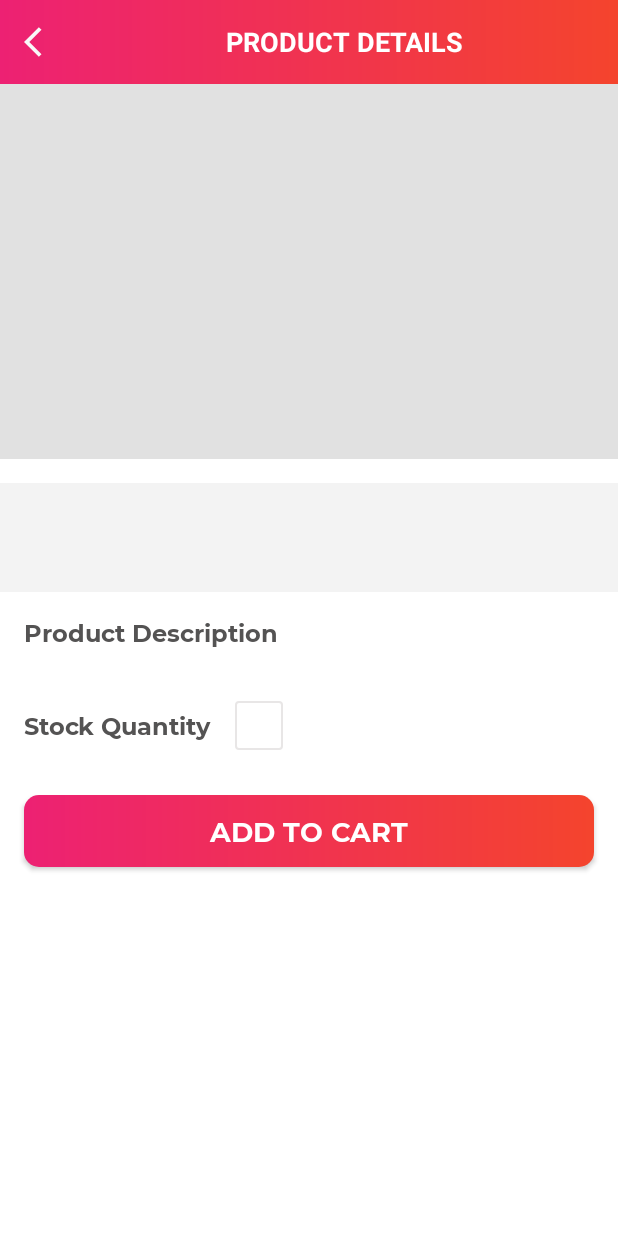
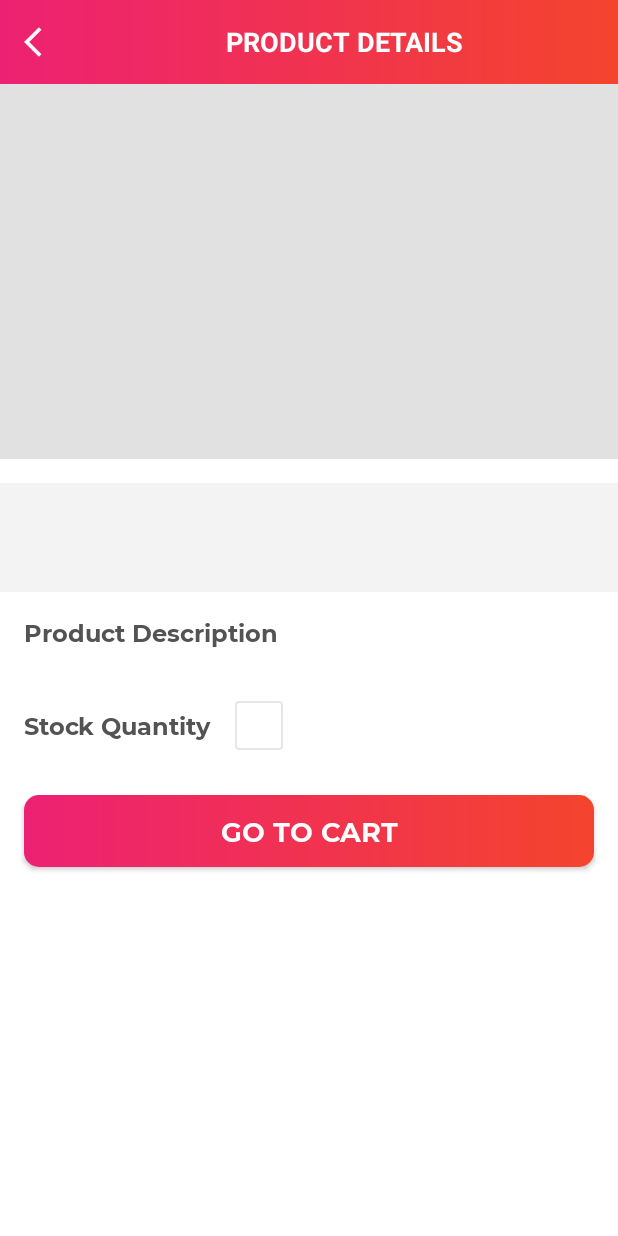
Before and after one commit to KyleGilmartin/ShopApp, an Android app: the ProductDetailsActivity screen opened directly, with no data from a screen before it, after a tap on "ADD TO CART", on a phone screen of 412 x 824 dp. Run offline under Robolectric (Android 15) with nearby library versions, the phone set to English and light mode, and no system bars; our stand-ins replace Firebase (no records; nobody signed in at launch, a user with empty details on screens opened directly); 2 statements that could not run were skipped.

Commit message:
added the cart ui

```diff
--- a/app/src/main/java/edu/kylegilmartin/shopapp/widgets/Constants.kt
+++ b/app/src/main/java/edu/kylegilmartin/shopapp/widgets/Constants.kt
@@ -33,6 +33,7 @@ object Constants {
     const val EXTRA_PRODUCT_OWNER_ID:String = "extra_product_owner_id"
     const val DEFAULT_CART_QUANTITY:String = "1"
     const val CART_ITEMS:String = "cart_items"
+    const val PRODUCT_ID:String = "product_id"
 
 
     fun showImageChoosen(activity: Activity){
--- /dev/null
+++ b/app/src/main/res/drawable/ic_vetor_cart.xml
@@ -0,0 +1,5 @@
+<vector android:height="24dp" android:tint="#F8F8F8"
+    android:viewportHeight="24" android:viewportWidth="24"
+    android:width="24dp" xmlns:android="http://schemas.android.com/apk/res/android">
+    <path android:fillColor="@android:color/white" android:pathData="M7,18c-1.1,0 -1.99,0.9 -1.99,2S5.9,22 7,22s2,-0.9 2,-2 -0.9,-2 -2,-2zM1,2v2h2l3.6,7.59 -1.35,2.45c-0.16,0.28 -0.25,0.61 -0.25,0.96 0,1.1 0.9,2 2,2h12v-2L7.42,15c-0.14,0 -0.25,-0.11 -0.25,-0.25l0.03,-0.12 0.9,-1.63h7.45c0.75,0 1.41,-0.41 1.75,-1.03l3.58,-6.49c0.08,-0.14 0.12,-0.31 0.12,-0.48 0,-0.55 -0.45,-1 -1,-1L5.21,4l-0.94,-2L1,2zM17,18c-1.1,0 -1.99,0.9 -1.99,2s0.89,2 1.99,2 2,-0.9 2,-2 -0.9,-2 -2,-2z"/>
+</vector>
--- a/app/src/main/res/layout/activity_product_details.xml
+++ b/app/src/main/res/layout/activity_product_details.xml
@@ -144,26 +144,51 @@
             </LinearLayout>
 
             <edu.kylegilmartin.shopapp.widgets.MSPButton
+                android:id="@+id/btn_add_to_cart"
+                android:layout_width="match_parent"
                 android:layout_height="wrap_content"
-                android:layout_width="match_parent"
-                app:layout_constraintStart_toStartOf="parent"
-                app:layout_constraintEnd_toEndOf="parent"
-                android:background="@drawable/button_background"
-                android:id="@+id/btn_add_to_cart"
-                android:textSize="@dimen/btn_textSize"
-                android:textColor="@android:color/white"
-                android:text="@string/btn_lbl_add_to_cart"
-                android:gravity="center"
-                app:layout_constraintTop_toBottomOf="@id/ll_product_details_quantity"
+                android:layout_gravity="center"
+                android:layout_marginStart="16dp"
                 android:layout_marginTop="30dp"
                 android:layout_marginEnd="16dp"
+                android:layout_marginBottom="20dp"
+                android:background="@drawable/button_background"
+                android:foreground="?attr/selectableItemBackground"
+                android:gravity="center"
+                android:paddingTop="@dimen/btn_padding"
+                android:paddingBottom="@dimen/btn_padding"
+                android:text="@string/btn_lbl_add_to_cart"
+                android:textColor="@android:color/white"
+                android:textSize="@dimen/btn_textSize"
+                android:visibility="gone"
+                app:layout_constraintEnd_toEndOf="parent"
+                app:layout_constraintStart_toStartOf="parent"
+                app:layout_constraintTop_toBottomOf="@id/ll_product_details_quantity"
+                tools:visibility="visible" />
+
+
+            <edu.kylegilmartin.shopapp.widgets.MSPButton
+                android:id="@+id/btn_go_to_cart"
+                android:layout_width="match_parent"
+                android:layout_height="wrap_content"
+                android:layout_gravity="center"
                 android:layout_marginStart="16dp"
+                android:layout_marginTop="30dp"
+                android:layout_marginEnd="16dp"
+                android:layout_marginBottom="20dp"
+                android:background="@drawable/button_background"
+                android:foreground="?attr/selectableItemBackground"
+                android:gravity="center"
+                android:paddingTop="@dimen/btn_padding"
                 android:paddingBottom="@dimen/btn_padding"
-                android:paddingTop="@dimen/btn_padding" tools:visibility="visible"
+                android:text="@string/btn_lbl_go_to_cart"
+                android:textColor="@android:color/white"
+                android:textSize="@dimen/btn_textSize"
                 android:visibility="gone"
-                android:foreground="?attr/selectableItemBackground"
-                android:layout_marginBottom="20dp"
-                android:layout_gravity="center"/>
+                app:layout_constraintEnd_toEndOf="parent"
+                app:layout_constraintStart_toStartOf="parent"
+                app:layout_constraintTop_toBottomOf="@id/btn_add_to_cart"
+                tools:visibility="visible" />
         </androidx.constraintlayout.widget.ConstraintLayout>
     </ScrollView>
 </androidx.constraintlayout.widget.ConstraintLayout>
```
Also changed, not shown: app/src/main/AndroidManifest.xml (+6 -2 lines), app/src/main/java/edu/kylegilmartin/shopapp/firestore/FirebaseClass.kt (+20 -0 lines), app/src/main/java/edu/kylegilmartin/shopapp/ui/activities/CartListActivity.kt (added, +12 -0 lines), app/src/main/java/edu/kylegilmartin/shopapp/ui/activities/ProductDetailsActivity.kt (+23 -1 lines), app/src/main/java/edu/kylegilmartin/shopapp/ui/fragments/DashboardFragment.kt (+7 -0 lines), app/src/main/res/layout/activity_cart_list.xml (added, +164 -0 lines), app/src/main/res/menu/dashboard_menu.xml (+6 -1 lines), app/src/main/res/values/dimens.xml (+22 -0 lines), app/src/main/res/values/strings.xml (+9 -0 lines).
